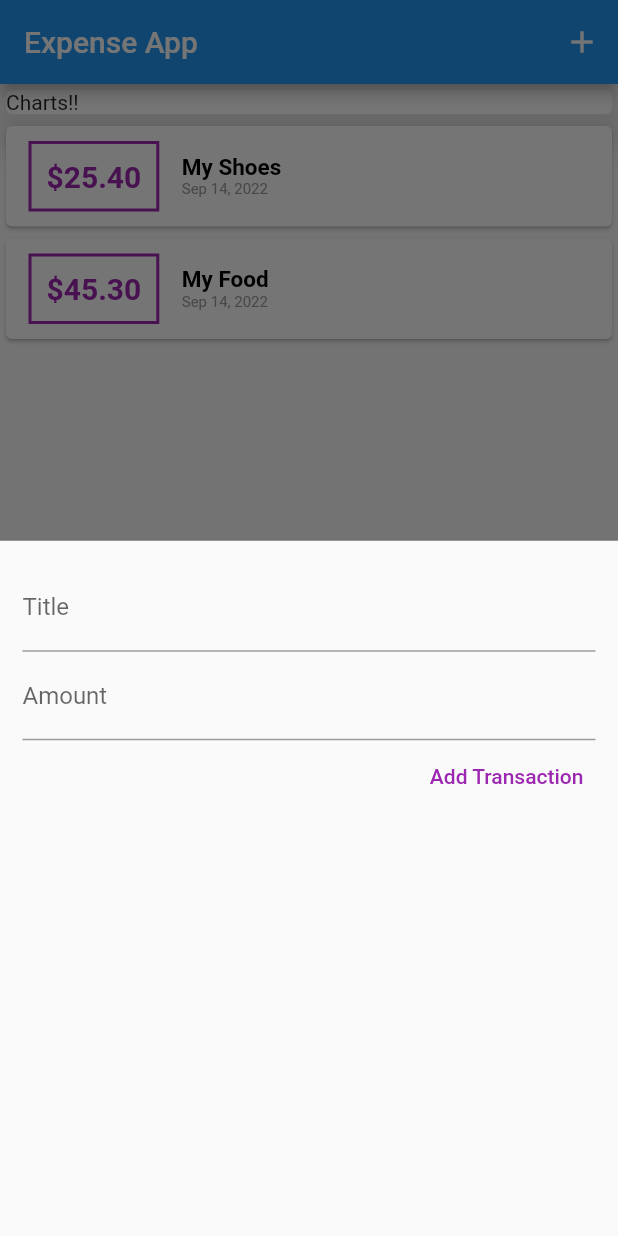
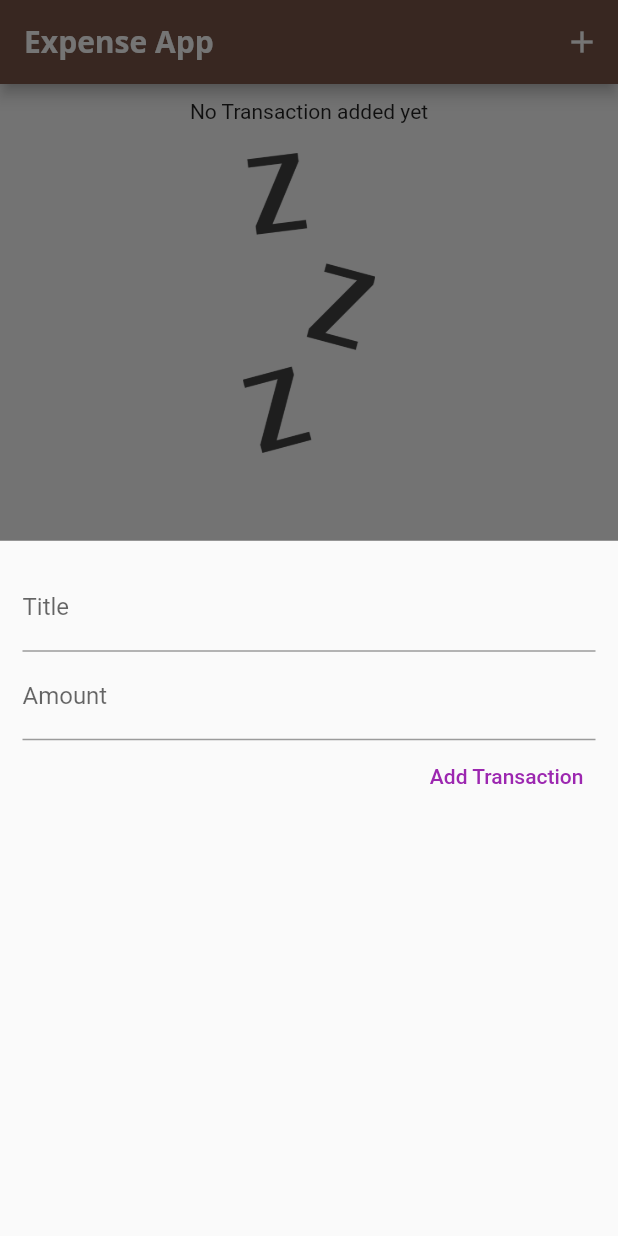
Before and after one commit to tareq453/expenss_app_udemy, a Flutter app: the screen it shows after launch, after a tap on the "add" icon, on a phone screen of 412 x 824 dp. Run offline on Flutter 3.47's test engine with Material 2 defaults, Android fonts, the light colour scheme and no system bars.

Commit message:
working on charts.

```diff
--- a/lib/main.dart
+++ b/lib/main.dart
@@ -3,6 +3,7 @@ import 'package:flutter/material.dart';
 import 'models/transaction.dart';
 import 'widget/form_input.dart';
 import 'widget/transaction_list.dart';
+import 'widget/chart.dart';
 
 void main() {
   runApp(const MyApp());
@@ -26,8 +27,19 @@ class MyApp extends StatelessWidget {
           // or simply save your changes to "hot reload" in a Flutter IDE).
           // Notice that the counter didn't reset back to zero; the application
           // is not restarted.
-        primarySwatch: Colors.blue,
-      ),
+          primarySwatch: Colors.brown,
+          accentColor: Colors.amber,
+          fontFamily: 'Quicksand',
+          textTheme: ThemeData.light().textTheme.copyWith(
+              headline6: TextStyle(
+                  fontFamily: "OpenSans",
+                  fontWeight: FontWeight.bold,
+                  fontSize: 18)),
+          appBarTheme: AppBarTheme(
+              titleTextStyle: TextStyle(
+                  fontFamily: 'OpenSans',
+                  fontSize: 20,
+                  fontWeight: FontWeight.bold))),
       home: MyHomePage(),
     );
   }
@@ -39,23 +51,30 @@ class MyHomePage extends StatefulWidget {
 }
 
 class _MyHomePageState extends State<MyHomePage> {
- final List<Transaction> transactions = [
-    Transaction(
-        id: "t1", title: "My Shoes", amount: 25.4, date: DateTime.now()),
-    Transaction(id: "t2", title: "My Food", amount: 45.3, date: DateTime.now())
-  ];
+  final List<Transaction> transactions = [];
 
+  List<Transaction> get _recenctTransaction {
+    return transactions.where((transaction) {
+      return transaction.date
+          .isAfter(DateTime.now().subtract(Duration(days: 7)));
+    }).toList();
+  }
 
   void _addTransaction(String titleInput, double amountInput) {
-
     setState(() {
       transactions.add(Transaction(
-          id: "tNew", title: titleInput, amount: amountInput, date: DateTime.now()));
+          id: "tNew",
+          title: titleInput,
+          amount: amountInput,
+          date: DateTime.now()));
     });
   }
 
-  void _startNewTransaction(BuildContext context){
-    showModalBottomSheet(context: context, builder: ((_) {
+  void _startNewTransaction(BuildContext context) {
+    print("start new transaction");
+    showModalBottomSheet(
+        context: context,
+        builder: ((_) {
           return FormInput(_addTransaction);
         }));
   }
@@ -63,31 +82,29 @@ class _MyHomePageState extends State<MyHomePage> {
   @override
   Widget build(BuildContext context) {
     return Scaffold(
-      appBar: AppBar(title: Text("Expense App"),
+      appBar: AppBar(
+        title: Text("Expense App"),
         actions: [
-        IconButton(onPressed: () {
+          IconButton(
+              onPressed: () {
                 _startNewTransaction(context);
-        }, icon: Icon(Icons.add))
-      ],),
+              },
+              icon: Icon(Icons.add))
+        ],
+      ),
       body: SingleChildScrollView(
         child: Column(
-          crossAxisAlignment: CrossAxisAlignment.start,
-          children: [
-            Container(
-              width: double.infinity,
-              child: Card(
-                child: Text("Charts!!"),
-                elevation: 10,
-              ),
-            ),
-            TransactionList(transactions)
-          ],
+          crossAxisAlignment: CrossAxisAlignment.center,
+          children: [Chart(_recenctTransaction), TransactionList(transactions)],
         ),
       ),
       floatingActionButtonLocation: FloatingActionButtonLocation.centerFloat,
-      floatingActionButton: FloatingActionButton(onPressed: (() {
+      floatingActionButton: FloatingActionButton(
+        onPressed: (() {
           _startNewTransaction(context);
-      }), child: Icon(Icons.add),),
+        }),
+        child: Icon(Icons.add),
+      ),
     );
   }
 }
--- /dev/null
+++ b/lib/widget/chart.dart
@@ -0,0 +1,40 @@
+import '../models/transaction.dart';
+import 'package:flutter/material.dart';
+import 'package:intl/intl.dart';
+
+class Chart extends StatelessWidget {
+  List<Transaction> _recenctTransaction;
+
+  Chart(this._recenctTransaction);
+
+  List<Map<String, Object>> get groupedTransactionValue {
+    return List.generate(7, (index) {
+      final weekDay = DateTime.now().subtract(Duration(days: index));
+
+      var totalSum = 0.0;
+
+      for (int i = 0; i < _recenctTransaction.length; i++) {
+        if (_recenctTransaction[i].date.day == weekDay.day &&
+            _recenctTransaction[i].date.month == weekDay.month &&
+            _recenctTransaction[i].date.year == weekDay.year) {
+          totalSum += _recenctTransaction[i].amount;
+        }
+      }
+      print('totalSum $totalSum');
+      print("weekDay ${DateFormat.E().format(weekDay)}");
+      return {'day': DateFormat.E().format(weekDay), 'amount': totalSum};
+    });
+  }
+
+  @override
+  Widget build(BuildContext context) {
+    print(groupedTransactionValue);
+    return Card(
+      elevation: 10,
+      margin: EdgeInsets.all(5),
+      child: Row(
+        children: [],
+      ),
+    );
+  }
+}
--- a/lib/widget/transaction_item.dart
+++ b/lib/widget/transaction_item.dart
@@ -16,25 +16,21 @@ class TransactionItem extends StatelessWidget {
           Container(
               margin: EdgeInsets.symmetric(vertical: 10, horizontal: 15),
               decoration: BoxDecoration(
-                  border: Border.all(color: Colors.purple, width: 2)),
+                  border: Border.all(color: Theme.of(context).primaryColor, width: 2)),
               padding: EdgeInsets.all(10),
               child: Text(
                "\$${_transaction.amount.toStringAsFixed(2)}",
                 style: TextStyle(
                     fontWeight: FontWeight.bold,
                     fontSize: 20,
-                    color: Colors.purple),
+                    color: Theme.of(context).primaryColor),
               )),
           Column(
             crossAxisAlignment: CrossAxisAlignment.start,
             children: [
               Text(
                 _transaction.title,
-                style: TextStyle(
-                    fontWeight: FontWeight.bold,
-                    fontSize: 15,
-                    color: Colors.black),
-              ),
+                style: Theme.of(context).textTheme.headline6),
               Text(
                 DateFormat.yMMMd().format(_transaction.date),
                   style: TextStyle(fontSize: 10, color: Colors.grey))
--- a/lib/widget/transaction_list.dart
+++ b/lib/widget/transaction_list.dart
@@ -12,7 +12,11 @@ class TransactionList extends StatelessWidget {
   Widget build(BuildContext context) {
     return Container(
       height: 300,
-      child: ListView.builder(
+      child: _transactions.isEmpty ? Column(children: [
+        Text("No Transaction added yet"),
+        SizedBox(height: 20,),
+        Container(height: 200, child: Image.asset("assets/images/waiting.png",fit: BoxFit.cover,))
+      ],): ListView.builder(
         itemBuilder: (context, index) {
           return TransactionItem(_transactions[index]);
         },
```
Also changed, not shown: lib/widget/user_transaction.dart (deleted, +0 -25 lines), pubspec.yaml (+14 -8 lines), assets/fonts/OpenSans-Bold.ttf (added), assets/fonts/OpenSans-Regular.ttf (added), assets/fonts/Quicksand-Bold.ttf (added), assets/fonts/Quicksand-Light.ttf (added), assets/fonts/Quicksand-Medium.ttf (added), assets/fonts/Quicksand-Regular.ttf (added), assets/images/waiting.png (added). Lines whose indentation alone changed are shown as unchanged.
